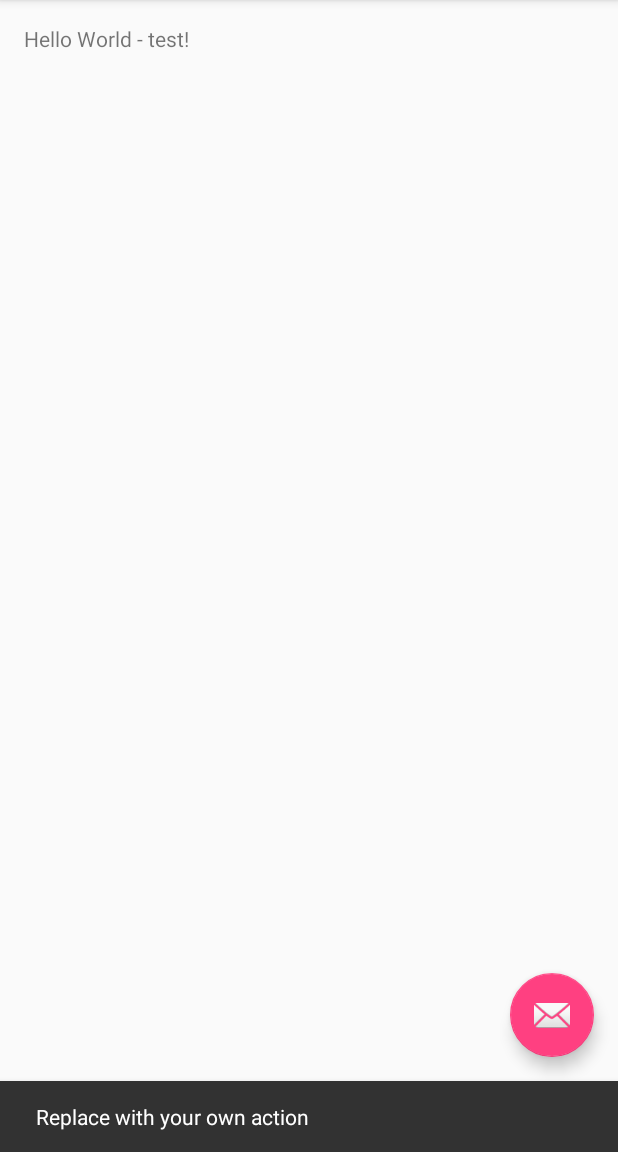
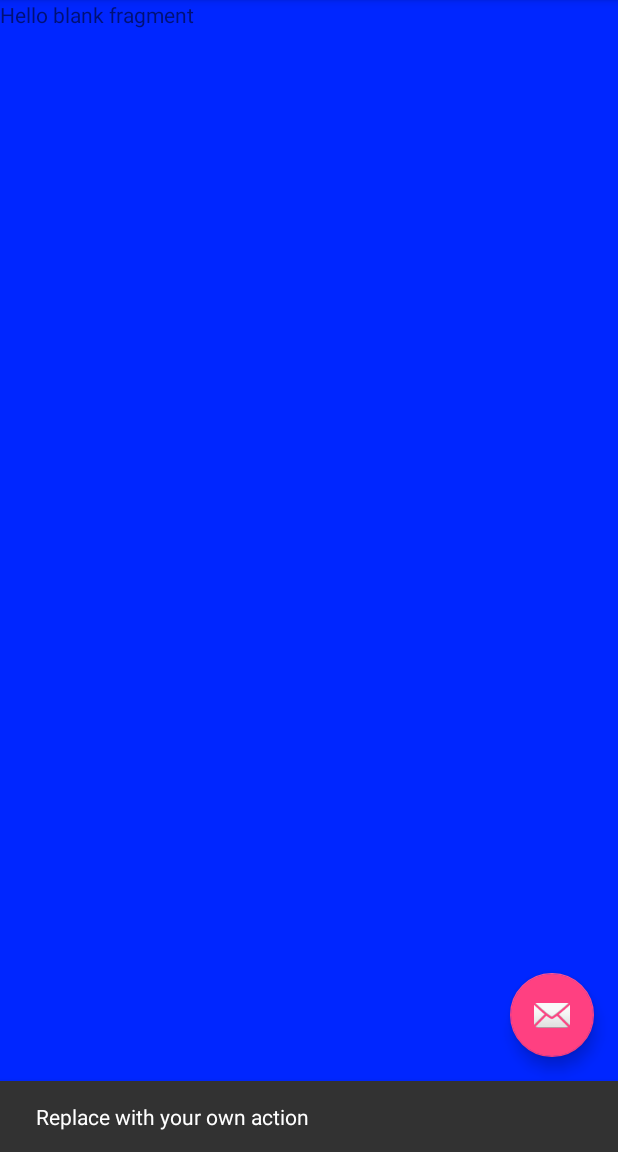
Before and after one commit to matanby/buzr, an Android app: the screen it shows after launch (MainActivity), after a tap on an icon or button, on a phone screen of 412 x 824 dp, the part 84-1236 px from its top. Run offline under Robolectric (Android 15) with nearby library versions, the phone set to English and light mode, and no system bars.

Commit message:
Trying to make the bottoms to work

```diff
--- /dev/null
+++ b/android_app/app/src/main/java/com/example/iraltman/buzr/DealsFragment.java
@@ -0,0 +1,65 @@
+package com.example.iraltman.buzr;
+
+
+import android.os.Bundle;
+import android.support.v4.app.Fragment;
+import android.view.LayoutInflater;
+import android.view.View;
+import android.view.ViewGroup;
+
+
+/**
+ * A simple {@link Fragment} subclass.
+ * Use the {@link DealsFragment#newInstance} factory method to
+ * create an instance of this fragment.
+ */
+public class DealsFragment extends Fragment {
+    // TODO: Rename parameter arguments, choose names that match
+    // the fragment initialization parameters, e.g. ARG_ITEM_NUMBER
+    private static final String ARG_PARAM1 = "param1";
+    private static final String ARG_PARAM2 = "param2";
+
+    // TODO: Rename and change types of parameters
+    private String mParam1;
+    private String mParam2;
+
+
+    public DealsFragment() {
+        // Required empty public constructor
+    }
+
+    /**
+     * Use this factory method to create a new instance of
+     * this fragment using the provided parameters.
+     *
+     * @param param1 Parameter 1.
+     * @param param2 Parameter 2.
+     * @return A new instance of fragment DealsFragment.
+     */
+    // TODO: Rename and change types and number of parameters
+    public static DealsFragment newInstance(String param1, String param2) {
+        DealsFragment fragment = new DealsFragment();
+        Bundle args = new Bundle();
+        args.putString(ARG_PARAM1, param1);
+        args.putString(ARG_PARAM2, param2);
+        fragment.setArguments(args);
+        return fragment;
+    }
+
+    @Override
+    public void onCreate(Bundle savedInstanceState) {
+        super.onCreate(savedInstanceState);
+        if (getArguments() != null) {
+            mParam1 = getArguments().getString(ARG_PARAM1);
+            mParam2 = getArguments().getString(ARG_PARAM2);
+        }
+    }
+
+    @Override
+    public View onCreateView(LayoutInflater inflater, ViewGroup container,
+                             Bundle savedInstanceState) {
+        // Inflate the layout for this fragment
+        return inflater.inflate(R.layout.fragment_deals, container, false);
+    }
+
+}
--- a/android_app/app/src/main/res/layout/content_main.xml
+++ b/android_app/app/src/main/res/layout/content_main.xml
@@ -4,16 +4,18 @@
     xmlns:tools="http://schemas.android.com/tools"
     android:layout_width="match_parent"
     android:layout_height="match_parent"
-    android:paddingBottom="@dimen/activity_vertical_margin"
-    android:paddingLeft="@dimen/activity_horizontal_margin"
-    android:paddingRight="@dimen/activity_horizontal_margin"
-    android:paddingTop="@dimen/activity_vertical_margin"
+
     app:layout_behavior="@string/appbar_scrolling_view_behavior"
     tools:context="com.example.iraltman.buzr.MainActivity"
     tools:showIn="@layout/app_bar_main">
-
-    <TextView
-        android:layout_width="wrap_content"
-        android:layout_height="wrap_content"
-        android:text="@string/hello_world_test" />
+    <FrameLayout
+        android:id="@+id/container"
+        android:background="#ff00f7"
+        android:layout_width="match_parent"
+        android:layout_height="match_parent">
+    </FrameLayout>
+    <!--<TextView-->
+        <!--android:layout_width="wrap_content"-->
+        <!--android:layout_height="wrap_content"-->
+        <!--android:text="@string/hello_world_test" />-->
 </RelativeLayout>
--- /dev/null
+++ b/android_app/app/src/main/res/layout/fragment_deals.xml
@@ -0,0 +1,14 @@
+<FrameLayout xmlns:android="http://schemas.android.com/apk/res/android"
+    xmlns:tools="http://schemas.android.com/tools"
+    android:layout_width="match_parent"
+    android:layout_height="match_parent"
+    tools:context="com.example.iraltman.buzr.DealsFragment"
+    android:background="#0026ff">
+
+    <!-- TODO: Update blank fragment layout -->
+    <TextView
+        android:layout_width="match_parent"
+        android:layout_height="match_parent"
+        android:text="@string/hello_blank_fragment" />
+
+</FrameLayout>
--- a/android_app/app/src/main/res/values/strings.xml
+++ b/android_app/app/src/main/res/values/strings.xml
@@ -17,4 +17,7 @@
     <string name="electronics">Electronics</string>
     <string name="food_and_drinks">Food and Drinks</string>
     <string name="all_stores">ALL STORES</string>
+
+    <!-- TODO: Remove or change this placeholder text -->
+    <string name="hello_blank_fragment">Hello blank fragment</string>
 </resources>
```
Also changed, not shown: android_app/app/src/main/java/com/example/iraltman/buzr/MainActivity.java (+25 -1 lines), android_app/app/src/main/java/com/example/iraltman/buzr/StoresFragment.java (added, +65 -0 lines), android_app/app/src/main/res/layout/fragment_stores.xml (added, +14 -0 lines).
